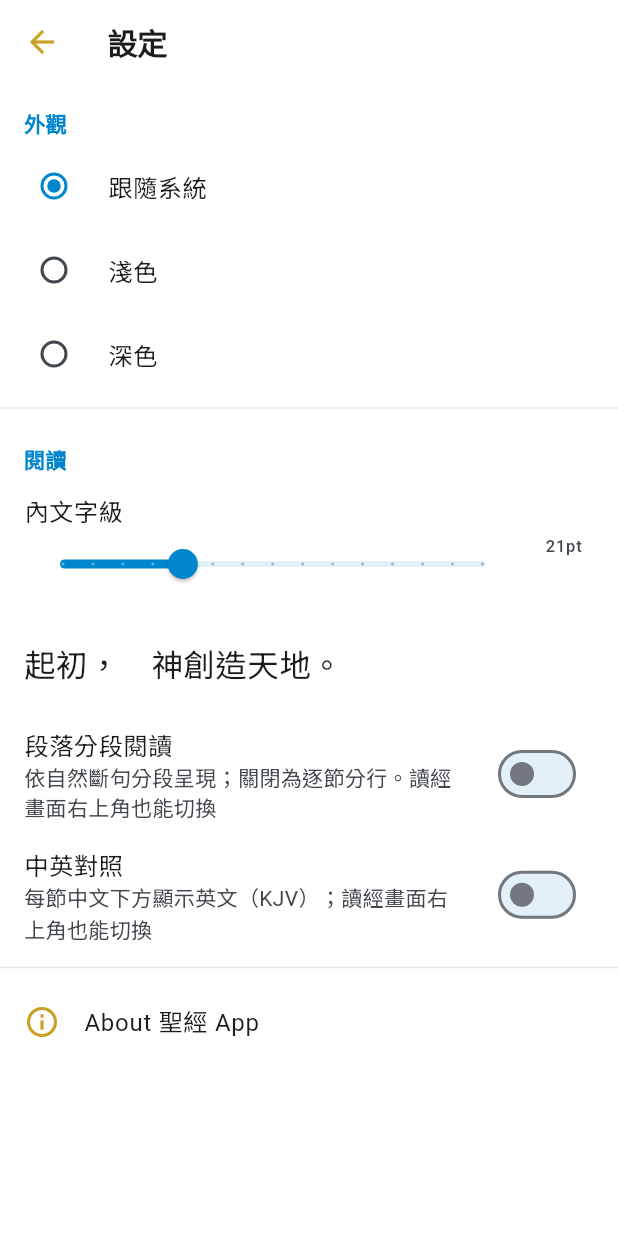
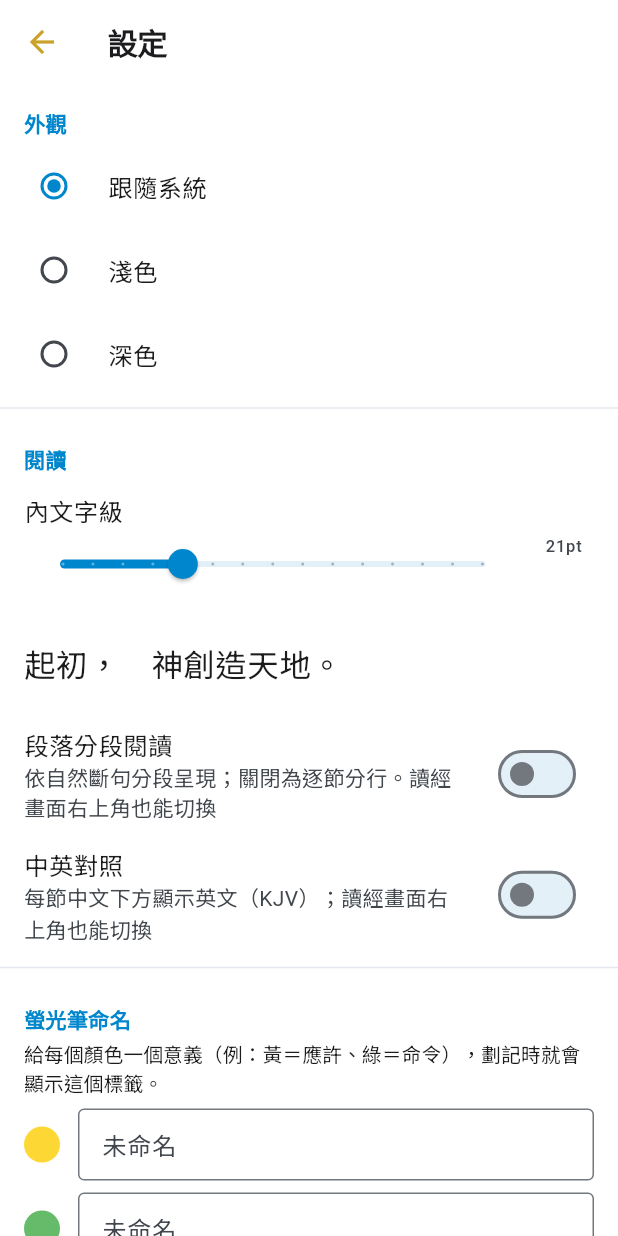
Before and after one commit to zhen-space/bible_app, a Flutter app: the SettingsScreen screen opened directly, on a phone screen of 412 x 824 dp. Run offline on Flutter 3.47's test engine with Material 3 defaults, Android fonts, the phone set to English and light mode, and no system bars; our stand-ins replace cloud_firestore, firebase_auth, firebase_core, flutter_riverpod, flutter_tts, google_sign_in and 5 more; missing offline and left inert: dart:js_interop, google_sign_in_web; accounts and stored records are empty.

Commit message:
筆記 PDF/Word 匯出（HTML）+ 螢光筆可命名
匯出：
- 筆記匯出改成選單：「複製 Markdown」與「下載檔案」
- 下載一份排版好的 HTML（用系統字型，全中文都在，不受字型子集限制）；
  瀏覽器可列印→存 PDF，Word 也能直接開，一檔涵蓋 PDF/Word 兩種需求
- 新增 download_web.dart / download_stub.dart（條件式 import，Blob 下載）

螢光筆可命名：
- 新增 highlightLabelsProvider（顏色→名稱，存 SharedPreferences）
- 設定頁「螢光筆命名」可為 5 色各設意義（例：黃＝應許、綠＝命令）
- 讀經頁選色列、筆記頁螢光筆分頁都顯示標籤
- 測試：標籤持久化 round-trip、清空移除

重跑字型子集、web build 通過。

Co-Authored-By: Claude Opus 4.8 <noreply@anthropic.com>
Claude-Session: https://claude.ai/code/session_01SkXxR652YX1KA9j7FuMJXU

```diff
--- a/lib/screens/settings_screen.dart
+++ b/lib/screens/settings_screen.dart
@@ -1,7 +1,9 @@
 import 'package:flutter/material.dart';
 import 'package:flutter_riverpod/flutter_riverpod.dart';
 
+import '../models/models.dart';
 import '../providers/providers.dart';
+import '../theme/app_theme.dart';
 import '../widgets/google_login_button_stub.dart'
     if (dart.library.js_interop) '../widgets/google_login_button_web.dart';
 import 'admin_screen.dart';
@@ -79,6 +81,15 @@ class SettingsScreen extends ConsumerWidget {
             onChanged: (_) =>
                 ref.read(bilingualProvider.notifier).toggle(),
           ),
+          const Divider(),
+          const _SectionHeader('螢光筆命名'),
+          const Padding(
+            padding: EdgeInsets.fromLTRB(16, 0, 16, 4),
+            child: Text('給每個顏色一個意義（例：黃＝應許、綠＝命令），'
+                '劃記時就會顯示這個標籤。',
+                style: TextStyle(fontSize: 13)),
+          ),
+          const _HighlightLabelsSection(),
           const Divider(),
           const AboutListTile(
             icon: Icon(Icons.info_outline),
@@ -180,6 +191,44 @@ class _AccountSection extends ConsumerWidget {
   }
 }
 
+/// 螢光筆命名區：每個顏色一格圓點 + 輸入框，邊打邊存。
+class _HighlightLabelsSection extends ConsumerWidget {
+  const _HighlightLabelsSection();
+
+  @override
+  Widget build(BuildContext context, WidgetRef ref) {
+    final labels = ref.watch(highlightLabelsProvider);
+    return Column(
+      children: [
+        for (final c in HighlightColor.values)
+          Padding(
+            padding: const EdgeInsets.symmetric(horizontal: 16, vertical: 4),
+            child: Row(
+              children: [
+                CircleAvatar(
+                    radius: 12, backgroundColor: AppTheme.highlightSwatch(c)),
+                const SizedBox(width: 12),
+                Expanded(
+                  child: TextFormField(
+                    initialValue: labels[c] ?? '',
+                    decoration: const InputDecoration(
+                      isDense: true,
+                      border: OutlineInputBorder(),
+                      hintText: '未命名',
+                    ),
+                    onChanged: (v) => ref
+                        .read(highlightLabelsProvider.notifier)
+                        .setLabel(c, v),
+                  ),
+                ),
+              ],
+            ),
+          ),
+      ],
+    );
+  }
+}
+
 class _SectionHeader extends StatelessWidget {
   final String title;
 
--- /dev/null
+++ b/lib/services/download_stub.dart
@@ -0,0 +1,4 @@
+/// 非網頁平台：沒有瀏覽器下載能力（手機版用 Markdown 複製到剪貼簿即可）。
+/// 回傳 false 表示此平台不支援檔案下載。
+bool downloadTextFile(String filename, String mimeType, String content) =>
+    false;
--- a/pubspec.yaml
+++ b/pubspec.yaml
@@ -46,6 +46,7 @@ dependencies:
   google_sign_in: ^7.2.0
   google_sign_in_web: ^1.1.0
   flutter_tts: ^4.2.5
+  web: ^1.1.1
 
 dev_dependencies:
   flutter_test:
```
Also changed, not shown: lib/providers/providers.dart (+49 -0 lines), lib/screens/bookmarks_screen.dart (+80 -4 lines), lib/screens/chapter_screen.dart (+15 -2 lines), lib/services/download_web.dart (added, +21 -0 lines), assets/fonts/NotoSansTC.ttf, pubspec.lock, 1 other file.
